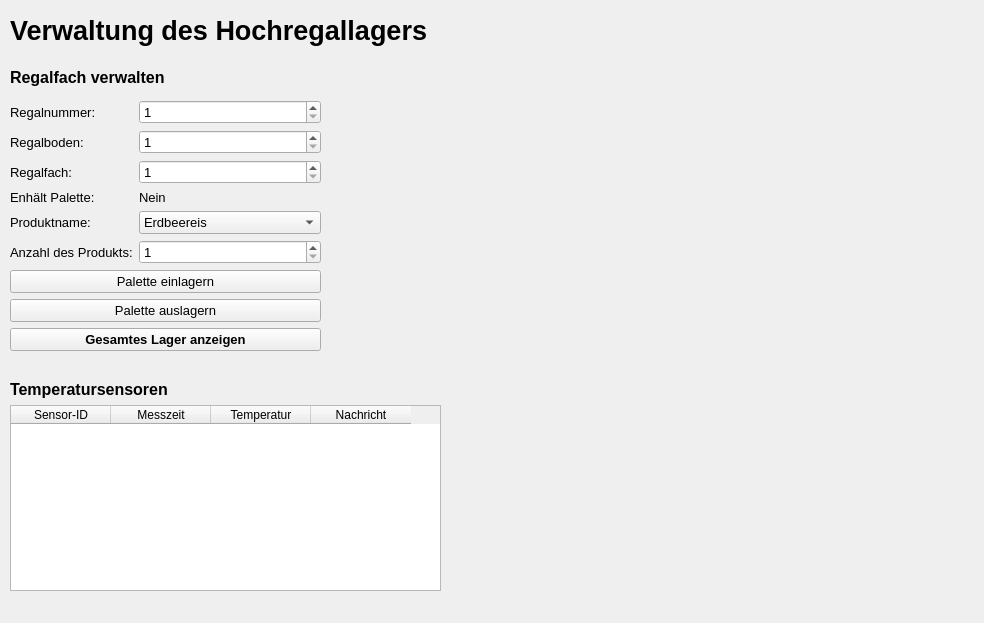
Old version of the form mainwindow.ui in the repository SH1RL0CK/tk_min_warehouse.
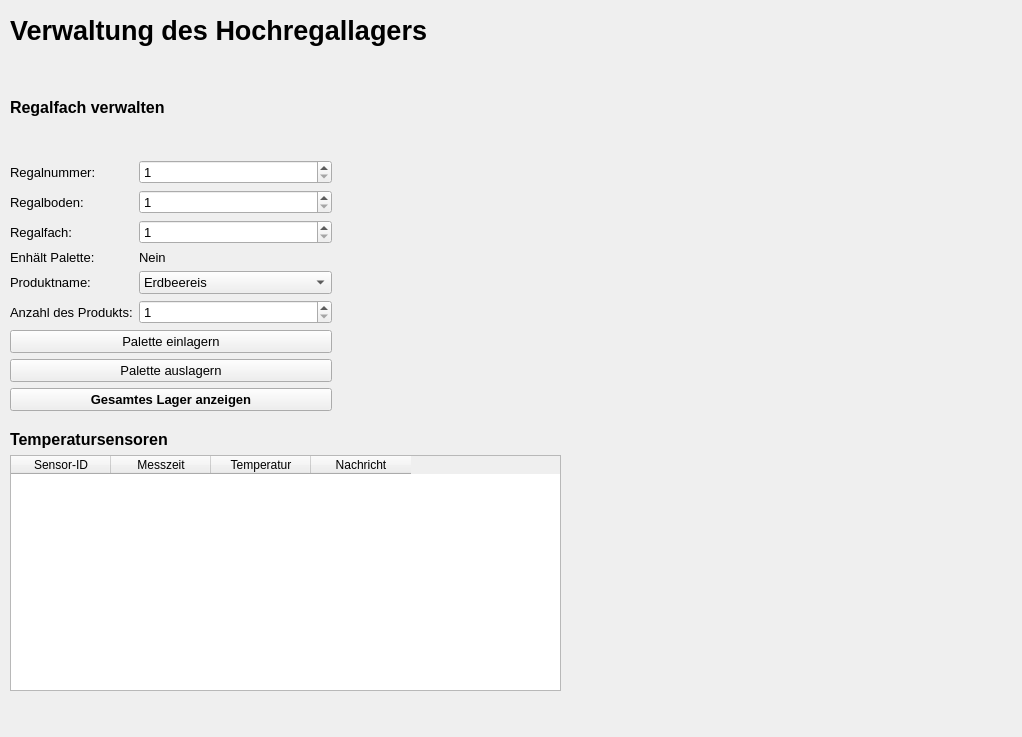
New version of the form.

Commit message: Größe der Sensorentabelle angepasst

The edit to the form file:
```diff
--- a/mainwindow.ui
+++ b/mainwindow.ui
@@ -6,8 +6,8 @@
    <rect>
     <x>0</x>
     <y>0</y>
-    <width>984</width>
-    <height>623</height>
+    <width>1022</width>
+    <height>737</height>
    </rect>
   </property>
   <property name="windowTitle">
@@ -39,8 +39,8 @@
      <rect>
       <x>10</x>
       <y>60</y>
-      <width>311</width>
-      <height>291</height>
+      <width>322</width>
+      <height>351</height>
      </rect>
     </property>
     <layout class="QVBoxLayout" name="verticalLayout">
@@ -299,9 +299,9 @@
     <property name="geometry">
      <rect>
       <x>10</x>
-      <y>380</y>
-      <width>431</width>
-      <height>211</height>
+      <y>430</y>
+      <width>551</width>
+      <height>261</height>
      </rect>
     </property>
     <layout class="QVBoxLayout" name="verticalLayout_2">
```
